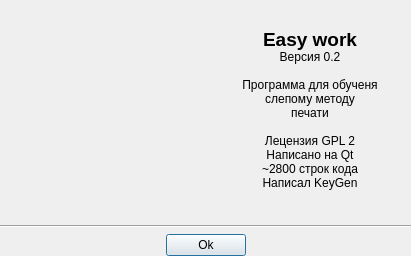
Qt form Easy-work/Plugin/what_is/ui_whatIs.ui (KeyGen/Easy-work) before a commit.
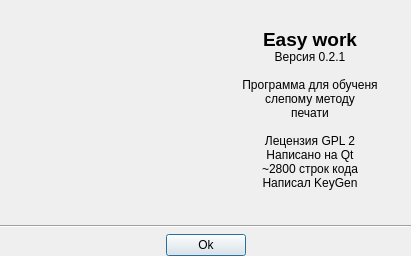
The same form after that commit. Icons and pictures are not drawn.

What changed in the file:
```diff
--- a/Easy-work/Plugin/what_is/ui_whatIs.ui
+++ b/Easy-work/Plugin/what_is/ui_whatIs.ui
@@ -37,7 +37,7 @@
        <item>
         <widget class="QLabel" name="label_2">
          <property name="text">
-          <string>&lt;html&gt;&lt;head/&gt;&lt;body&gt;&lt;p align=&quot;center&quot;&gt;&lt;span style=&quot; font-size:14pt; font-weight:600;&quot;&gt;Easy work &lt;/span&gt;&lt;br/&gt;Версия 0.2&lt;br/&gt;&lt;br/&gt;Программа для обученя&lt;br/&gt;слепому методу&lt;br/&gt;печати&lt;br/&gt;&lt;br/&gt;Лецензия GPL 2&lt;br/&gt;Написано на Qt&lt;br/&gt;~2800 строк кода&lt;br/&gt;Написал KeyGen&lt;/p&gt;&lt;/body&gt;&lt;/html&gt;</string>
+          <string>&lt;html&gt;&lt;head/&gt;&lt;body&gt;&lt;p align=&quot;center&quot;&gt;&lt;span style=&quot; font-size:14pt; font-weight:600;&quot;&gt;Easy work &lt;/span&gt;&lt;br/&gt;Версия 0.2.1&lt;br/&gt;&lt;br/&gt;Программа для обученя&lt;br/&gt;слепому методу&lt;br/&gt;печати&lt;br/&gt;&lt;br/&gt;Лецензия GPL 2&lt;br/&gt;Написано на Qt&lt;br/&gt;~2800 строк кода&lt;br/&gt;Написал KeyGen&lt;/p&gt;&lt;/body&gt;&lt;/html&gt;</string>
          </property>
         </widget>
        </item>
```
